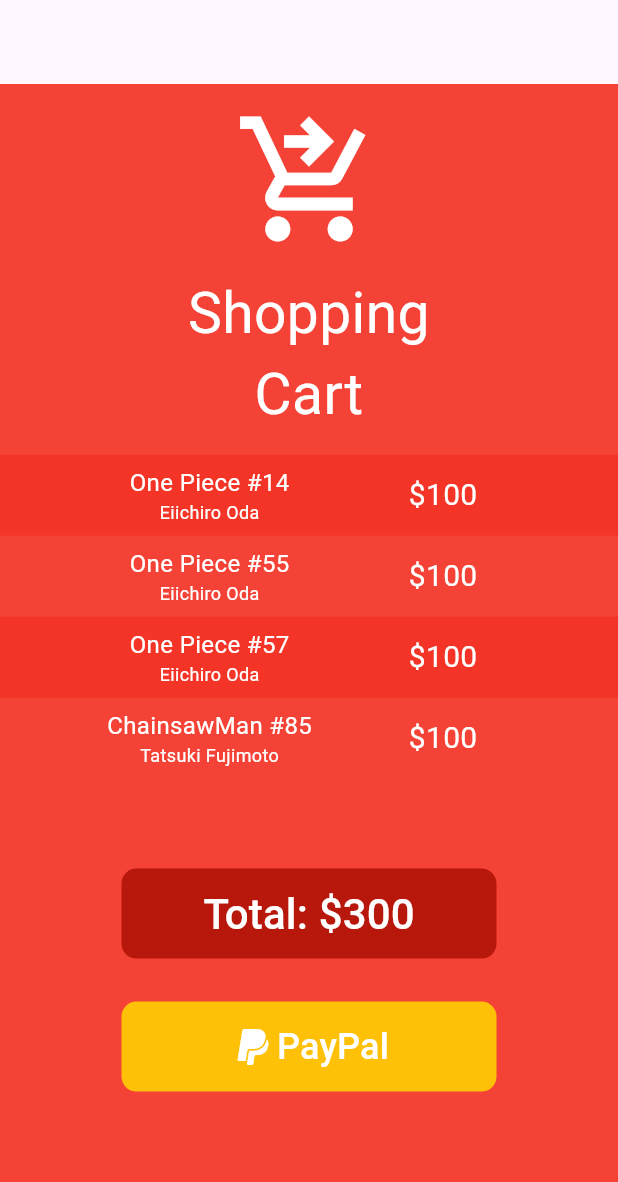
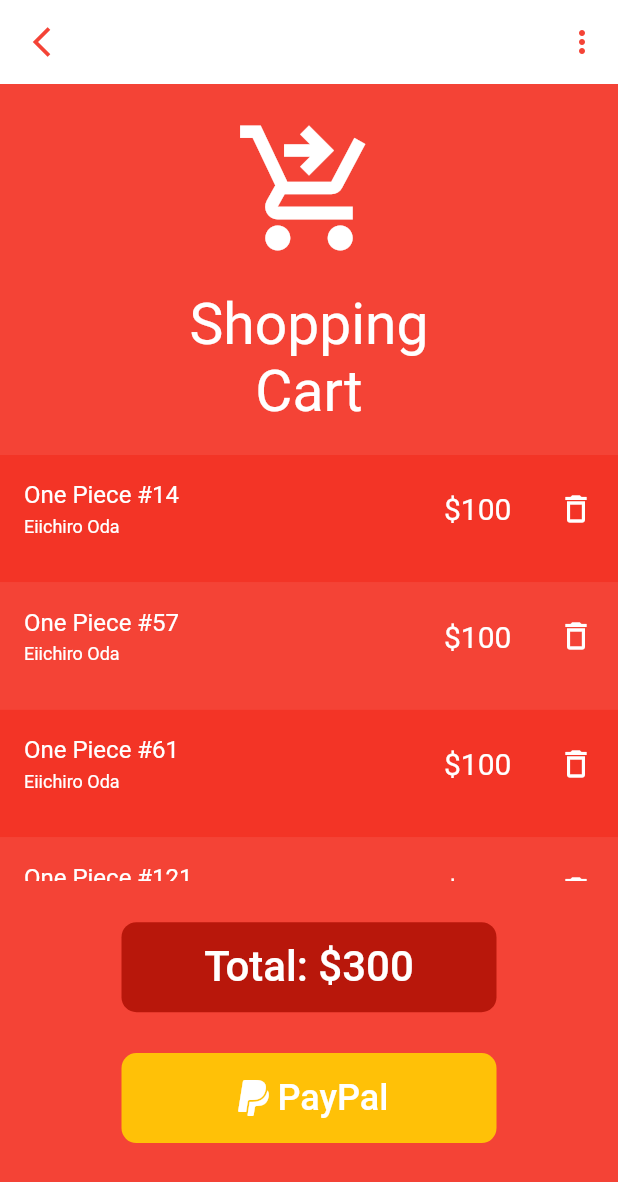
Before and after one commit to XV02/ProyectoMoviles2024-Equipo, a Flutter app: the screen it shows after launch, on a phone screen of 412 x 824 dp. Shown: the top 1182 px of the screen. Run offline on Flutter 3.47's test engine with Material 3 defaults, Android fonts, the phone set to English and light mode, and no system bars.

Commit message:
code refactoring

```diff
--- a/lib/main.dart
+++ b/lib/main.dart
@@ -1,5 +1,5 @@
 import 'package:flutter/material.dart';
-import 'package:proyecto_final/shopping_cart.dart';
+import 'package:proyecto_final/pages/shopping_cart/shopping_cart_page.dart';
 
 void main() => runApp(const MyApp());
 
@@ -10,15 +10,22 @@ class MyApp extends StatelessWidget {
   Widget build(BuildContext context) {
     return MaterialApp(
       title: 'Material App',
+      initialRoute: '/',
+      routes: Map<String, WidgetBuilder>.from({
+        '/': (context) => const ShoppingCartPage(),
+      }),
       theme: ThemeData(
-        scaffoldBackgroundColor: Colors.red,
+        useMaterial3: false,
         primaryColor: Colors.white,
-      ),
-      home: Scaffold(
-        appBar: AppBar(
-          title: Text(''),
+        colorScheme: ColorScheme.fromSeed(
+          seedColor: Colors.red,
+          brightness: Brightness.light,
         ),
-        body: ShoppingCart(),
+        appBarTheme: const AppBarTheme(
+          backgroundColor: Colors.white,
+          foregroundColor: Colors.red,
+          shadowColor: Colors.transparent,
+        ),
       ),
     );
   }
--- /dev/null
+++ b/lib/pages/shopping_cart/shopping_cart_app_bar.dart
@@ -0,0 +1,27 @@
+import 'package:flutter/material.dart';
+
+class ShoppingCartAppBar extends StatelessWidget
+    implements PreferredSizeWidget {
+  const ShoppingCartAppBar({
+    super.key,
+  });
+
+  @override
+  Widget build(BuildContext context) {
+    return AppBar(
+      leading: IconButton(
+        onPressed: () {},
+        icon: Icon(Icons.arrow_back_ios_outlined),
+      ),
+      actions: [
+        IconButton(
+          onPressed: () {},
+          icon: Icon(Icons.more_vert),
+        ),
+      ],
+    );
+  }
+
+  @override
+  Size get preferredSize => const Size.fromHeight(kToolbarHeight);
+}
--- /dev/null
+++ b/lib/pages/shopping_cart/shopping_cart_footer.dart
@@ -0,0 +1,76 @@
+import 'package:flutter/material.dart';
+
+class ShoppingCartFooter extends StatelessWidget {
+  const ShoppingCartFooter({
+    super.key,
+  });
+
+  @override
+  Widget build(BuildContext context) {
+    return Container(
+      height: MediaQuery.of(context).size.height * .245,
+      width: double.infinity,
+      child: Column(
+        mainAxisAlignment: MainAxisAlignment.spaceEvenly,
+        children: [
+          SizedBox(
+            height: 60,
+            width: 250,
+            child: ElevatedButton(
+              onPressed: null,
+              style: ButtonStyle(
+                backgroundColor: MaterialStateProperty.all(
+                  Color.fromARGB(255, 184, 23, 11),
+                ),
+                shape: MaterialStateProperty.all(
+                  RoundedRectangleBorder(
+                    borderRadius: BorderRadius.all(Radius.circular(10)),
+                  ),
+                ),
+              ),
+              child: Text(
+                "Total: \$300",
+                style: TextStyle(
+                  color: Colors.white,
+                  fontSize: 28,
+                ),
+              ),
+            ),
+          ),
+          SizedBox(
+            height: 60,
+            width: 250,
+            child: ElevatedButton(
+              onPressed: null,
+              style: ButtonStyle(
+                shape: MaterialStateProperty.all(
+                  RoundedRectangleBorder(
+                    borderRadius: BorderRadius.all(Radius.circular(10)),
+                  ),
+                ),
+                backgroundColor: MaterialStateProperty.all(Colors.amber),
+              ),
+              child: Row(
+                mainAxisAlignment: MainAxisAlignment.center,
+                children: [
+                  Icon(
+                    Icons.paypal,
+                    color: Colors.white,
+                    size: 32,
+                  ),
+                  Text(
+                    "PayPal",
+                    style: TextStyle(
+                      color: Colors.white,
+                      fontSize: 24,
+                    ),
+                  ),
+                ],
+              ),
+            ),
+          ),
+        ],
+      ),
+    );
+  }
+}
--- /dev/null
+++ b/lib/pages/shopping_cart/shopping_cart_header.dart
@@ -0,0 +1,31 @@
+import 'package:flutter/material.dart';
+
+class ShoppingCartHeader extends StatelessWidget {
+  const ShoppingCartHeader({super.key});
+
+  @override
+  Widget build(BuildContext context) {
+    return Container(
+      height: MediaQuery.of(context).size.height * .30,
+      width: double.infinity,
+      child: Column(
+        mainAxisAlignment: MainAxisAlignment.spaceEvenly,
+        children: [
+          Icon(
+            Icons.shopping_cart_checkout_outlined,
+            color: Colors.white,
+            size: 100,
+          ),
+          Text(
+            "Shopping\nCart",
+            style: TextStyle(
+              color: Colors.white,
+              fontSize: 38,
+            ),
+            textAlign: TextAlign.center,
+          )
+        ],
+      ),
+    );
+  }
+}
--- /dev/null
+++ b/lib/pages/shopping_cart/shopping_cart_list.dart
@@ -0,0 +1,73 @@
+import 'package:flutter/material.dart';
+
+class ShoppingCartList extends StatelessWidget {
+  final List<String> volumes;
+  final String author;
+  final String price;
+
+  const ShoppingCartList({
+    super.key,
+    this.volumes = const [
+      'One Piece #14',
+      'One Piece #57',
+      'One Piece #61',
+      'One Piece #121',
+      'One Piece #189',
+    ],
+    this.author = 'Eiichiro Oda',
+    this.price = '100',
+  });
+
+  @override
+  Widget build(BuildContext context) {
+    return Container(
+      height: MediaQuery.of(context).size.height * .345,
+      width: double.infinity,
+      child: ListView.builder(
+        itemCount: volumes.length,
+        itemBuilder: (BuildContext context, int index) {
+          Color bgColor =
+              index % 2 != 0 ? Colors.red : Color.fromARGB(255, 243, 52, 38);
+          return Container(
+            height: 85,
+            width: double.infinity,
+            decoration: BoxDecoration(color: bgColor),
+            child: ListTile(
+              title: Text(
+                '${volumes[index]}',
+                style: TextStyle(
+                  color: Colors.white,
+                  fontSize: 16,
+                ),
+              ),
+              subtitle: Text('${author}',
+                  style: TextStyle(
+                    color: Colors.white,
+                    fontSize: 12,
+                  )),
+              trailing: Container(
+                width: 100,
+                child: Row(
+                  mainAxisAlignment: MainAxisAlignment.spaceBetween,
+                  children: [
+                    Text(
+                      '\$${price}',
+                      style: TextStyle(
+                        color: Colors.white,
+                        fontSize: 20,
+                      ),
+                    ),
+                    Icon(
+                      Icons.delete_outline_outlined,
+                      color: Colors.white,
+                    ),
+                  ],
+                ),
+              ),
+            ),
+          );
+        },
+      ),
+    );
+  }
+}
--- /dev/null
+++ b/lib/pages/shopping_cart/shopping_cart_page.dart
@@ -0,0 +1,29 @@
+import 'package:flutter/material.dart';
+import 'package:proyecto_final/pages/shopping_cart/shopping_cart_app_bar.dart';
+import 'package:proyecto_final/pages/shopping_cart/shopping_cart_footer.dart';
+import 'package:proyecto_final/pages/shopping_cart/shopping_cart_header.dart';
+import 'package:proyecto_final/pages/shopping_cart/shopping_cart_list.dart';
+
+class ShoppingCartPage extends StatelessWidget {
+  const ShoppingCartPage({super.key});
+
+  @override
+  Widget build(BuildContext context) {
+    return Scaffold(
+      appBar: ShoppingCartAppBar(),
+      body: Container(
+        height: double.infinity,
+        width: double.infinity,
+        color: Colors.red,
+        child: Column(
+          mainAxisAlignment: MainAxisAlignment.start,
+          children: [
+            ShoppingCartHeader(),
+            ShoppingCartList(),
+            ShoppingCartFooter(),
+          ],
+        ),
+      ),
+    );
+  }
+}
--- a/lib/shopping_cart.dart
+++ /dev/null
@@ -1,289 +0,0 @@
-import 'package:flutter/material.dart';
-
-class ShoppingCart extends StatelessWidget {
-  const ShoppingCart({
-    super.key,
-  });
-
-  @override
-  Widget build(BuildContext context) {
-    return Scaffold(
-      // appBar: AppBar(
-      //   title: Text("Details"),
-      // ),
-      body: Column(
-        mainAxisAlignment: MainAxisAlignment.start,
-        children: [
-          Container(
-            height: MediaQuery.of(context).size.height * .30,
-            width: double.infinity,
-            child: Column(
-              mainAxisAlignment: MainAxisAlignment.spaceEvenly,
-              children: [
-                Icon(
-                  Icons.shopping_cart_checkout_outlined,
-                  color: Colors.white,
-                  size: 100,
-                ),
-                Text(
-                  "Shopping\nCart",
-                  style: TextStyle(
-                    color: Colors.white,
-                    fontSize: 38,
-                  ),
-                  textAlign: TextAlign.center,
-                )
-              ],
-            ),
-          ),
-          Container(
-            height: MediaQuery.of(context).size.height * .30,
-            width: double.infinity,
-            child: Column(
-              mainAxisAlignment: MainAxisAlignment.start,
-              children: [
-                Container(
-                  padding: EdgeInsets.all(7),
-                  decoration: BoxDecoration(
-                    color: Color.fromARGB(255, 243, 52, 38),
-                  ),
-                  child: Row(
-                    mainAxisAlignment: MainAxisAlignment.spaceEvenly,
-                    children: [
-                      Container(
-                        width: 200,
-                        child: Column(
-                          mainAxisAlignment: MainAxisAlignment.center,
-                          children: [
-                            Text(
-                              "One Piece #14",
-                              style: TextStyle(
-                                color: Colors.white,
-                                fontSize: 16,
-                              ),
-                            ),
-                            Text(
-                              "Eiichiro Oda",
-                              style: TextStyle(
-                                color: Colors.white,
-                                fontSize: 12,
-                              ),
-                            ),
-                          ],
-                        ),
-                      ),
-                      Container(
-                        width: 100,
-                        child: Text(
-                          "\$100",
-                          style: TextStyle(
-                            color: Colors.white,
-                            fontSize: 20,
-                          ),
-                        ),
-                      )
-                    ],
-                  ),
-                ),
-                Container(
-                  padding: EdgeInsets.all(7),
-                  decoration: BoxDecoration(
-                    color: Colors.red,
-                  ),
-                  child: Row(
-                    mainAxisAlignment: MainAxisAlignment.spaceEvenly,
-                    children: [
-                      Container(
-                        width: 200,
-                        child: Column(
-                          mainAxisAlignment: MainAxisAlignment.center,
-                          children: [
-                            Text(
-                              "One Piece #55",
-                              style: TextStyle(
-                                color: Colors.white,
-                                fontSize: 16,
-                              ),
-                            ),
-                            Text(
-                              "Eiichiro Oda",
-                              style: TextStyle(
-                                color: Colors.white,
-                                fontSize: 12,
-                              ),
-                            ),
-                          ],
-                        ),
-                      ),
-                      Container(
-                        width: 100,
-                        child: Text(
-                          "\$100",
-                          style: TextStyle(
-                            color: Colors.white,
-                            fontSize: 20,
-                          ),
-                        ),
-                      )
-                    ],
-                  ),
-                ),
-                Container(
-                  padding: EdgeInsets.all(7),
-                  decoration: BoxDecoration(
-                    color: Color.fromARGB(255, 243, 52, 38),
-                  ),
-                  child: Row(
-                    mainAxisAlignment: MainAxisAlignment.spaceEvenly,
-                    children: [
-                      Container(
-                        width: 200,
-                        child: Column(
-                          mainAxisAlignment: MainAxisAlignment.center,
-                          children: [
-                            Text(
-                              "One Piece #57",
-                              style: TextStyle(
-                                color: Colors.white,
-                                fontSize: 16,
-                              ),
-                            ),
-                            Text(
-                              "Eiichiro Oda",
-                              style: TextStyle(
-                                color: Colors.white,
-                                fontSize: 12,
-                              ),
-                            ),
-                          ],
-                        ),
-                      ),
-                      Container(
-                        width: 100,
-                        child: Text(
-                          "\$100",
-                          style: TextStyle(
-                            color: Colors.white,
-                            fontSize: 20,
-                          ),
-                        ),
-                      )
-                    ],
-                  ),
-                ),
-                Container(
-                  padding: EdgeInsets.all(7),
-                  decoration: BoxDecoration(
-                    color: Colors.red,
-                  ),
-                  child: Row(
-                    mainAxisAlignment: MainAxisAlignment.spaceEvenly,
-                    children: [
-                      Container(
-                        width: 200,
-                        child: Column(
-                          mainAxisAlignment: MainAxisAlignment.center,
-                          children: [
-                            Text(
-                              "ChainsawMan #85",
-                              style: TextStyle(
-                                color: Colors.white,
-                                fontSize: 16,
-                              ),
-                            ),
-                            Text(
-                              "Tatsuki Fujimoto",
-                              style: TextStyle(
-                                color: Colors.white,
-                                fontSize: 12,
-                              ),
-                            ),
-                          ],
-                        ),
-                      ),
-                      Container(
-                        width: 100,
-                        child: Text(
-                          "\$100",
-                          style: TextStyle(
-                            color: Colors.white,
-                            fontSize: 20,
-                          ),
-                        ),
-                      )
-                    ],
-                  ),
-                ),
-              ],
-            ),
-          ),
-          Container(
-            height: MediaQuery.of(context).size.height * .25,
-            width: double.infinity,
-            child: Column(
-              mainAxisAlignment: MainAxisAlignment.spaceEvenly,
-              children: [
-                SizedBox(
-                  height: 60,
-                  width: 250,
-                  child: ElevatedButton(
-                    onPressed: null,
-                    style: ButtonStyle(
-                      backgroundColor: MaterialStateProperty.all(
-                        Color.fromARGB(255, 184, 23, 11),
-                      ),
-                      shape: MaterialStateProperty.all(
-                        RoundedRectangleBorder(
-                          borderRadius: BorderRadius.all(Radius.circular(10)),
-                        ),
-                      ),
-                    ),
-                    child: Text(
-                      "Total: \$300",
-                      style: TextStyle(
-                        color: Colors.white,
-                        fontSize: 28,
-                      ),
-                    ),
-                  ),
-                ),
-                SizedBox(
-                  height: 60,
-                  width: 250,
-                  child: ElevatedButton(
-                    onPressed: null,
-                    style: ButtonStyle(
-                      shape: MaterialStateProperty.all(
-                        RoundedRectangleBorder(
-                          borderRadius: BorderRadius.all(Radius.circular(10)),
-                        ),
-                      ),
-                      backgroundColor: MaterialStateProperty.all(Colors.amber),
-                    ),
-                    child: Row(
-                      mainAxisAlignment: MainAxisAlignment.center,
-                      children: [
-                        Icon(
-                          Icons.paypal,
-                          color: Colors.white,
-                          size: 32,
-                        ),
-                        Text(
-                          "PayPal",
-                          style: TextStyle(
-                            color: Colors.white,
-                            fontSize: 24,
-                          ),
-                        ),
-                      ],
-                    ),
-                  ),
-                ),
-              ],
-            ),
-          ),
-        ],
-      ),
-    );
-  }
-}
```
